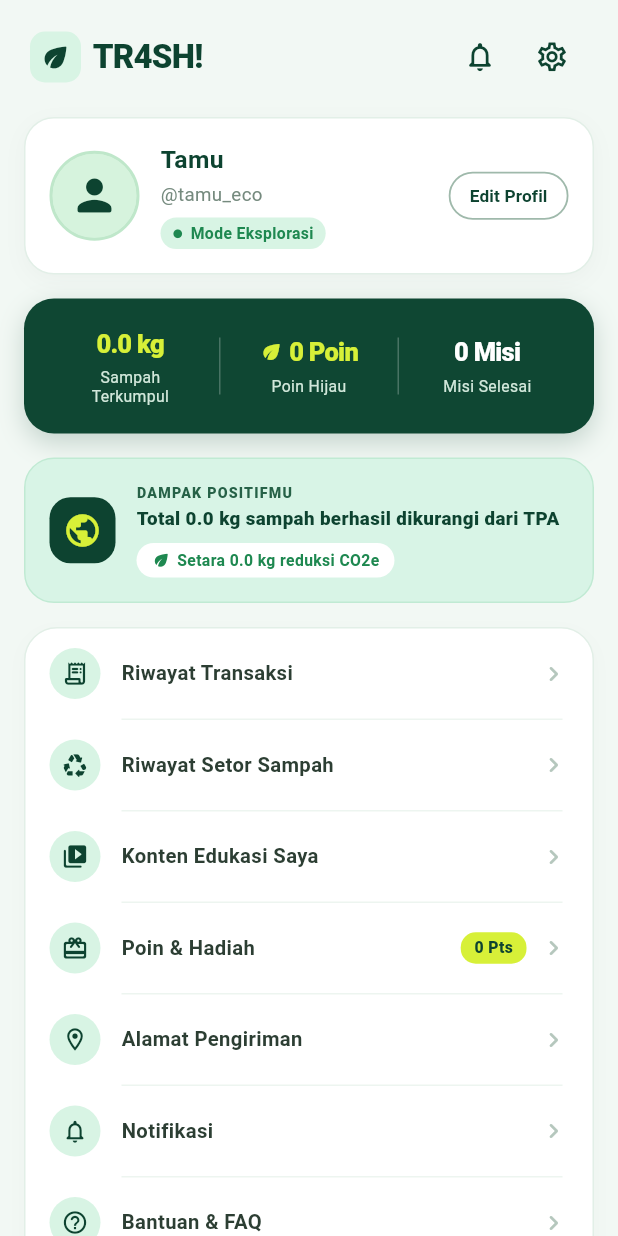
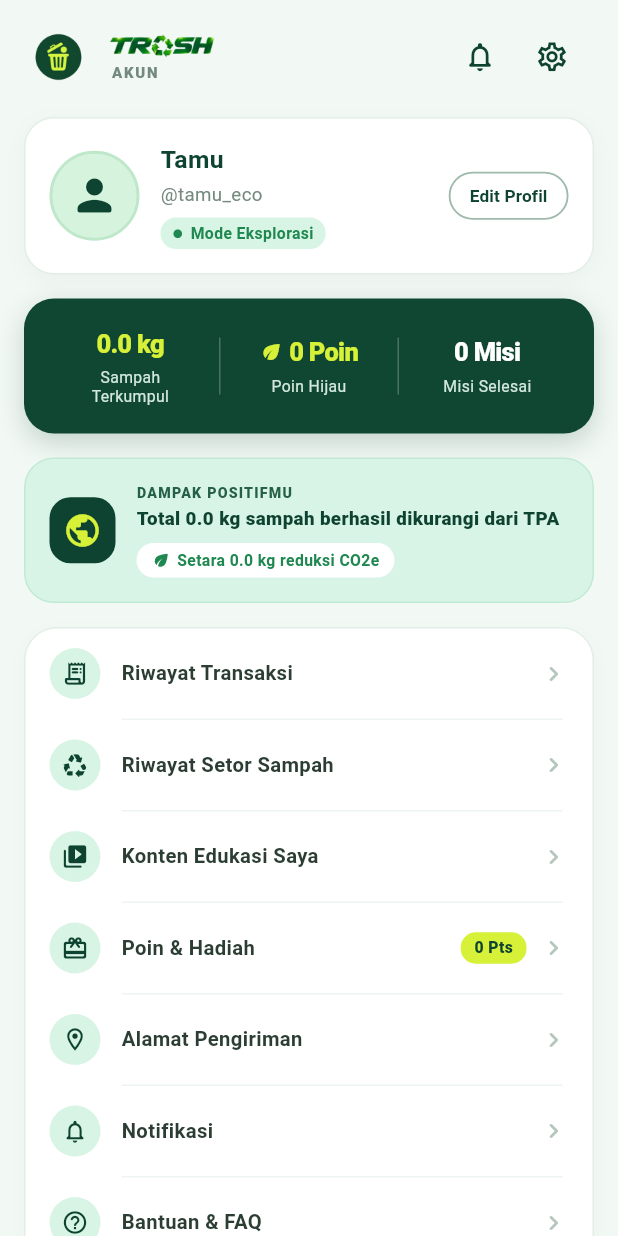
Before and after one commit to ElandoIjaz/APP_TR4SH, a Flutter app: the AuthGate screen opened directly, after a tap on the "person" icon, on a phone screen of 412 x 824 dp. Run offline on Flutter 3.47's test engine with Material 3 defaults, Android fonts, the phone set to English and light mode, and no system bars; our stand-ins replace flutter_map, latlong2, shared_preferences; accounts and stored records are empty; network calls fail.

Commit message:
update logo branding

```diff
--- /dev/null
+++ b/lib/models/komentar_model.dart
@@ -0,0 +1,36 @@
+class KomentarModel {
+  final int id;
+  final int edukasiId;
+  final String namaPenulis;
+  final String isiKomentar;
+  final String createdAt;
+
+  KomentarModel({
+    required this.id,
+    required this.edukasiId,
+    required this.namaPenulis,
+    required this.isiKomentar,
+    required this.createdAt,
+  });
+
+  /// Factory untuk mengonversi JSON response dari API menjadi Object Dart
+  factory KomentarModel.fromJson(Map<String, dynamic> json) {
+    return KomentarModel(
+      id: json['id'] is int ? json['id'] : int.tryParse(json['id'].toString()) ?? 0,
+      edukasiId: json['edukasi_id'] is int
+          ? json['edukasi_id']
+          : int.tryParse(json['edukasi_id']?.toString() ?? '0') ?? 0,
+      namaPenulis: json['nama_penulis'] ?? json['nama'] ?? 'Tamu',
+      isiKomentar: json['isi_komentar'] ?? json['isi'] ?? '',
+      createdAt: json['created_at']?.toString() ?? '',
+    );
+  }
+
+  /// Body data untuk dikirimkan saat POST Komentar Baru
+  Map<String, String> toPostJson() {
+    return {
+      'nama': namaPenulis,
+      'isi_komentar': isiKomentar,
+    };
+  }
+}
--- a/lib/pages/beranda/halaman_beranda.dart
+++ b/lib/pages/beranda/halaman_beranda.dart
@@ -13,6 +13,7 @@ import 'package:test23/widgets/beranda/card_video_tutorial.dart';
 import 'package:test23/widgets/beranda/card_workshop.dart';
 import 'package:test23/widgets/beranda/grid_jenis_sampah.dart';
 import 'package:test23/widgets/umum/auth_required_modal.dart';
+import 'package:test23/widgets/umum/tr4sh_brand_logo.dart';
 
 class HalamanBeranda extends StatefulWidget {
   const HalamanBeranda({super.key});
@@ -565,50 +566,8 @@ class _HalamanBerandaState extends State<HalamanBeranda> {
                   child: Row(
                     mainAxisAlignment: MainAxisAlignment.spaceBetween,
                     children: [
-                      // Logo & Judul TR4SH! HOME
-                      Row(
-                        children: [
-                          Container(
-                            width: 38,
-                            height: 38,
-                            decoration: BoxDecoration(
-                              color: AppColors.darkGreen,
-                              borderRadius: BorderRadius.circular(12),
-                            ),
-                            child: const Center(
-                              child: Icon(
-                                Icons.eco_rounded,
-                                color: AppColors.limeAccent,
-                                size: 22,
-                              ),
-                            ),
-                          ),
-                          const SizedBox(width: 10),
-                          const Column(
-                            crossAxisAlignment: CrossAxisAlignment.start,
-                            children: [
-                              Text(
-                                'TR4SH!',
-                                style: TextStyle(
-                                  fontSize: 18,
-                                  fontWeight: FontWeight.w900,
-                                  color: AppColors.darkGreen,
-                                  letterSpacing: 0.5,
-                                ),
-                              ),
-                              Text(
-                                'HOME',
-                                style: TextStyle(
-                                  fontSize: 10,
-                                  fontWeight: FontWeight.w800,
-                                  color: AppColors.textMuted,
-                                  letterSpacing: 1.2,
-                                ),
-                              ),
-                            ],
-                          ),
-                        ],
-                      ),
+
+                     const Tr4shBrandLogo(subtitle:'HOME'),
 
                       // Ikon Aksi Kanan (Notifikasi & Profil Saja)
                       Row(
--- a/lib/widgets/akun/header_akun.dart
+++ b/lib/widgets/akun/header_akun.dart
@@ -1,5 +1,6 @@
 import 'package:flutter/material.dart';
 import 'package:test23/core/app_colors.dart';
+import 'package:test23/widgets/umum/tr4sh_brand_logo.dart';
 
 class HeaderAkun extends StatelessWidget {
   final VoidCallback onNotificationTap;
@@ -19,32 +20,7 @@ class HeaderAkun extends StatelessWidget {
         mainAxisAlignment: MainAxisAlignment.spaceBetween,
         children: [
           // Logo TR4SH!
-          Row(
-            children: [
-              Container(
-                padding: const EdgeInsets.all(6),
-                decoration: BoxDecoration(
-                  color: AppColors.mintSoft,
-                  borderRadius: BorderRadius.circular(10),
-                ),
-                child: const Icon(
-                  Icons.eco_rounded,
-                  color: AppColors.darkGreen,
-                  size: 22,
-                ),
-              ),
-              const SizedBox(width: 8),
-              const Text(
-                'TR4SH!',
-                style: TextStyle(
-                  fontSize: 22,
-                  fontWeight: FontWeight.w900,
-                  color: AppColors.darkGreen,
-                  letterSpacing: -0.5,
-                ),
-              ),
-            ],
-          ),
+          const Tr4shBrandLogo(subtitle: 'AKUN'),
 
           // Notification & Settings Icons
           Row(
--- /dev/null
+++ b/lib/widgets/umum/tr4sh_brand_logo.dart
@@ -0,0 +1,60 @@
+import 'package:flutter/material.dart';
+import 'package:test23/core/app_colors.dart';
+
+class Tr4shBrandLogo extends StatelessWidget {
+  final String? subtitle;
+
+  const Tr4shBrandLogo({
+    super.key,
+    this.subtitle,
+  });
+
+  @override
+  Widget build(BuildContext context) {
+    return Row(
+      mainAxisSize: MainAxisSize.min,
+      children: [
+        Image.asset(
+          'assets/images/logo_sampah.png',
+          width: 38,
+          height: 38,
+          fit: BoxFit.contain,
+        ),
+        const SizedBox(width: 10),
+        Column(
+          crossAxisAlignment: CrossAxisAlignment.start,
+          mainAxisSize: MainAxisSize.min,
+          children: [
+            SizedBox(
+              height: 20, //tinggi layout
+              child: Transform.scale(
+                scale: 2, //bisa diubah buat atur besar tulisan
+                alignment: Alignment.centerLeft,
+                child: Image.asset(
+              'assets/images/logo_trash.png',
+              height: 20,
+              fit: BoxFit.contain,
+            ),
+              ),
+            ),
+            if (subtitle != null && subtitle!.isNotEmpty) ...[
+              const SizedBox(height: 0),
+              Transform.translate(
+                offset: const Offset(6.0, 0.0),
+                child: Text(
+                subtitle!,
+                style: const TextStyle(
+                  fontSize: 10,
+                  fontWeight: FontWeight.w800,
+                  letterSpacing: 1.2,
+                  color: AppColors.textMuted,
+                ),
+              ),
+              ),
+            ],
+          ],
+        ),
+      ],
+    );
+  }
+}
--- a/pubspec.yaml
+++ b/pubspec.yaml
@@ -28,4 +28,5 @@ flutter:
   uses-material-design: true
 
   assets:
-    - assets/images/
+    - assets/images/logo_trash.png
+    - assets/images/logo_sampah.png
```
Also changed, not shown: lib/data/api_service.dart (+81 -2 lines), lib/data/data.dart (+1 -6 lines), lib/widgets/konten/header_konten.dart (+3 -27 lines), lib/widgets/produk/header_produk.dart (+3 -44 lines), lib/widgets/umum/header_beranda.dart (+3 -26 lines), lib/widgets/umum/tr4sh_header.dart (added, +76 -0 lines), assets/images/logo_sampah.png (added).
